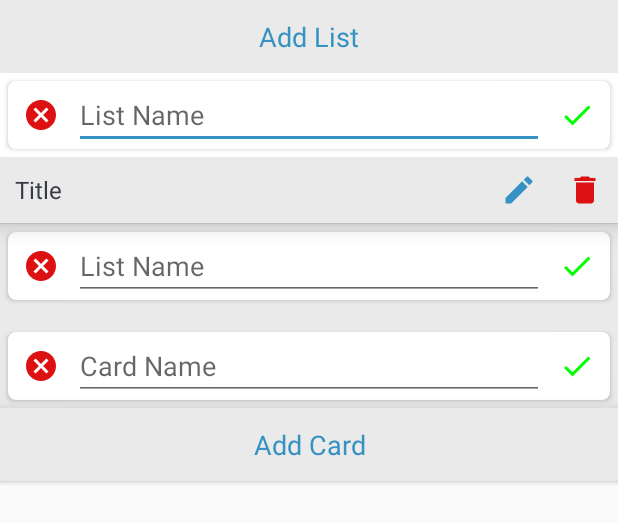
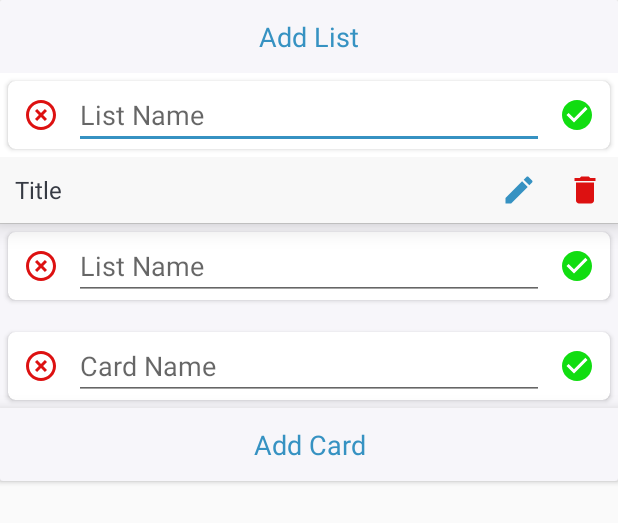
Before and after one commit to manishpandeyvp/Projemanag, an Android app: the layout item_task.xml on its own in the app's theme, with its tools: preview values and no code run, on a phone screen of 412 x 824 dp. Shown: the top 523 px of the screen. Run offline under Robolectric (Android 15) with nearby library versions, the phone set to English and light mode, and no system bars.

Commit message:
45th Commit

```diff
--- a/app/src/main/res/drawable/ic_cancel.xml
+++ b/app/src/main/res/drawable/ic_cancel.xml
@@ -1,5 +1,5 @@
 <vector android:height="24dp" android:tint="#DD1111"
     android:viewportHeight="24.0" android:viewportWidth="24.0"
     android:width="24dp" xmlns:android="http://schemas.android.com/apk/res/android">
-    <path android:fillColor="#FF000000" android:pathData="M12,2C6.47,2 2,6.47 2,12s4.47,10 10,10 10,-4.47 10,-10S17.53,2 12,2zM17,15.59L15.59,17 12,13.41 8.41,17 7,15.59 10.59,12 7,8.41 8.41,7 12,10.59 15.59,7 17,8.41 13.41,12 17,15.59z"/>
+    <path android:fillColor="#FF000000" android:pathData="M14.59,8L12,10.59 9.41,8 8,9.41 10.59,12 8,14.59 9.41,16 12,13.41 14.59,16 16,14.59 13.41,12 16,9.41 14.59,8zM12,2C6.47,2 2,6.47 2,12s4.47,10 10,10 10,-4.47 10,-10S17.53,2 12,2zM12,20c-4.41,0 -8,-3.59 -8,-8s3.59,-8 8,-8 8,3.59 8,8 -3.59,8 -8,8z"/>
 </vector>
--- a/app/src/main/res/drawable/ic_done.xml
+++ b/app/src/main/res/drawable/ic_done.xml
@@ -1,5 +1,5 @@
-<vector android:height="24dp" android:tint="#00FF00"
+<vector android:height="24dp" android:tint="#11DD11"
     android:viewportHeight="24.0" android:viewportWidth="24.0"
     android:width="24dp" xmlns:android="http://schemas.android.com/apk/res/android">
-    <path android:fillColor="#FF000000" android:pathData="M9,16.2L4.8,12l-1.4,1.4L9,19 21,7l-1.4,-1.4L9,16.2z"/>
+    <path android:fillColor="#FF000000" android:pathData="M12,2C6.48,2 2,6.48 2,12s4.48,10 10,10 10,-4.48 10,-10S17.52,2 12,2zM10,17l-5,-5 1.41,-1.41L10,14.17l7.59,-7.59L19,8l-9,9z"/>
 </vector>
--- a/app/src/main/res/values/colors.xml
+++ b/app/src/main/res/values/colors.xml
@@ -11,7 +11,7 @@
     <color name="snackbar_error_color">#F72000</color>
 
     <color name="divider_color">#D9D9D9</color>
-    <color name="task_list_action_color">#EAEAEA</color>
-    <color name="task_list_title_view_bg_color">#EAEAEA</color>
+    <color name="task_list_action_color">#F7F6FA</color>
+    <color name="task_list_title_view_bg_color">#F8F8F8</color>
 
 </resources>
```
